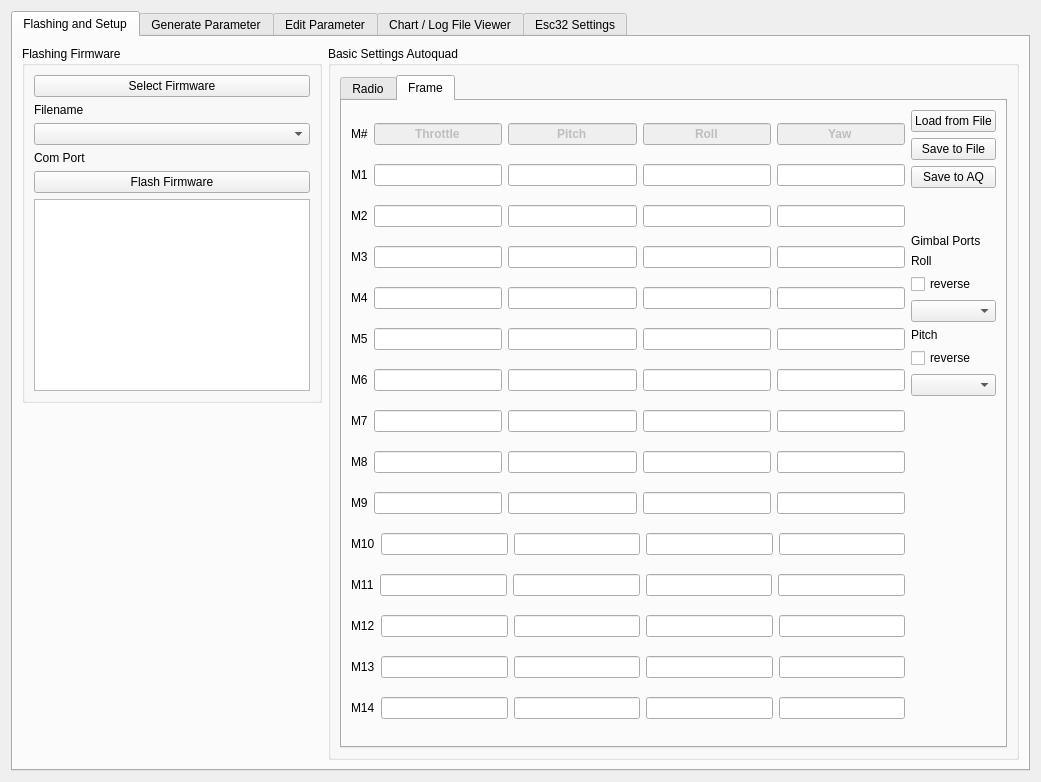
mpaperno/qgroundcontrol_aq, file src/ui/qgcautoquad.ui: the form before one commit.
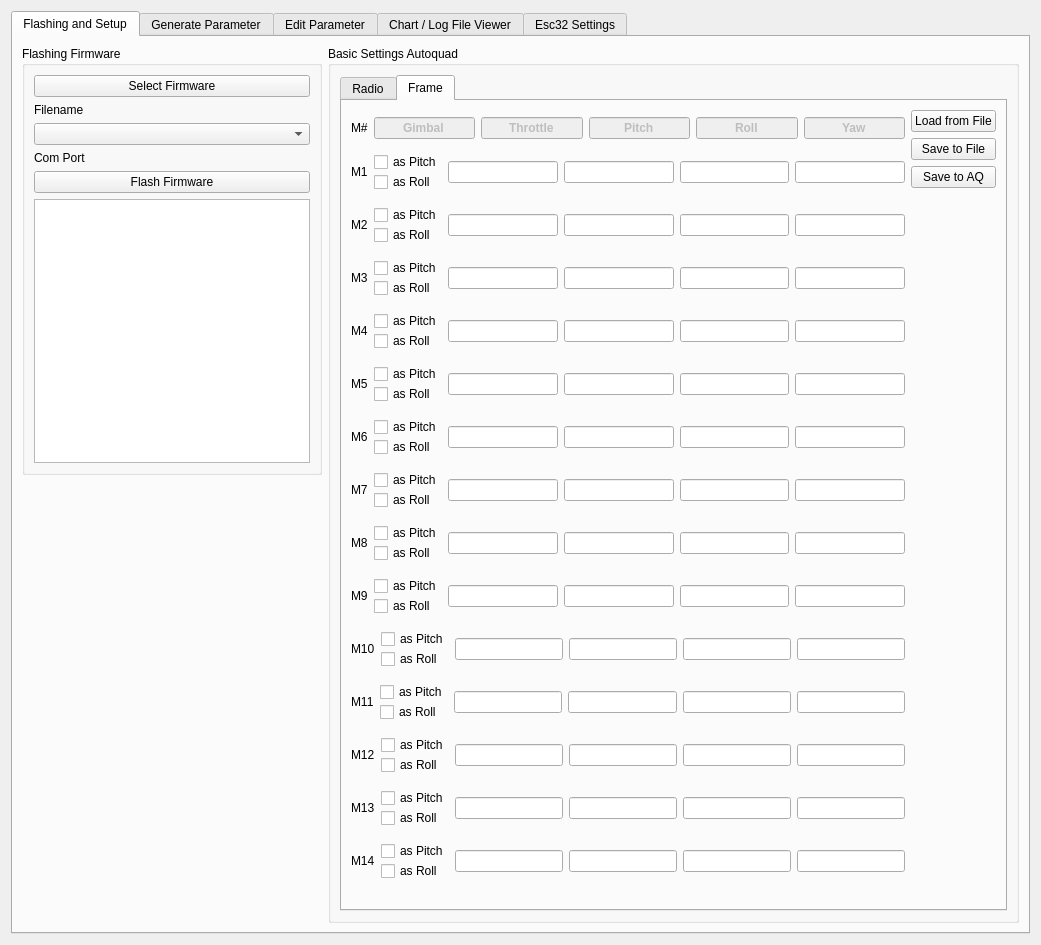
The form after the commit. The open tabs and pages were chosen to show the change.

What changed in the file:
```diff
--- a/src/ui/qgcautoquad.ui
+++ b/src/ui/qgcautoquad.ui
@@ -7,7 +7,7 @@
     <x>0</x>
     <y>0</y>
     <width>1041</width>
-    <height>782</height>
+    <height>945</height>
    </rect>
   </property>
   <property name="windowTitle">
@@ -471,6 +471,25 @@
                     </property>
                    </widget>
                   </item>
+                  <item>
+                   <widget class="QLineEdit" name="lineEdit_13">
+                    <property name="enabled">
+                     <bool>false</bool>
+                    </property>
+                    <property name="font">
+                     <font>
+                      <weight>75</weight>
+                      <bold>true</bold>
+                     </font>
+                    </property>
+                    <property name="text">
+                     <string>Gimbal</string>
+                    </property>
+                    <property name="alignment">
+                     <set>Qt::AlignCenter</set>
+                    </property>
+                   </widget>
+                  </item>
                   <item>
                    <widget class="QLineEdit" name="lineEdit_76">
                     <property name="enabled">
@@ -561,6 +580,27 @@
                     </property>
                    </widget>
                   </item>
+                  <item>
+                   <layout class="QVBoxLayout" name="verticalLayout_187">
+                    <property name="spacing">
+                     <number>0</number>
+                    </property>
+                    <item>
+                     <widget class="QCheckBox" name="checkBox_isPitchM1">
+                      <property name="text">
+                       <string>as Pitch</string>
+                      </property>
+                     </widget>
+                    </item>
+                    <item>
+                     <widget class="QCheckBox" name="checkBox_isRollM1">
+                      <property name="text">
+                       <string>as Roll</string>
+                      </property>
+                     </widget>
+                    </item>
+                   </layout>
+                  </item>
                   <item>
                    <widget class="QLineEdit" name="MOT_PWRD_01_T"/>
                   </item>
@@ -584,6 +624,27 @@
                     </property>
                    </widget>
                   </item>
+                  <item>
+                   <layout class="QVBoxLayout" name="verticalLayout_11">
+                    <property name="spacing">
+                     <number>0</number>
+                    </property>
+                    <item>
+                     <widget class="QCheckBox" name="checkBox_isPitchM2">
+                      <property name="text">
+                       <string>as Pitch</string>
+                      </property>
+                     </widget>
+                    </item>
+                    <item>
+                     <widget class="QCheckBox" name="checkBox_isRollM2">
+                      <property name="text">
+                       <string>as Roll</string>
+                      </property>
+                     </widget>
+                    </item>
+                   </layout>
+                  </item>
                   <item>
                    <widget class="QLineEdit" name="MOT_PWRD_02_T"/>
                   </item>
@@ -607,6 +668,27 @@
                     </property>
                    </widget>
                   </item>
+                  <item>
+                   <layout class="QVBoxLayout" name="verticalLayout_188">
+                    <property name="spacing">
+                     <number>0</number>
+                    </property>
+                    <item>
+                     <widget class="QCheckBox" name="checkBox_isPitchM3">
+                      <property name="text">
+                       <string>as Pitch</string>
+                      </property>
+                     </widget>
+                    </item>
+                    <item>
+                     <widget class="QCheckBox" name="checkBox_isRollM3">
+                      <property name="text">
+                       <string>as Roll</string>
+                      </property>
+                     </widget>
+                    </item>
+                   </layout>
+                  </item>
                   <item>
                    <widget class="QLineEdit" name="MOT_PWRD_03_T"/>
                   </item>
@@ -630,6 +712,27 @@
                     </property>
                    </widget>
                   </item>
+                  <item>
+                   <layout class="QVBoxLayout" name="verticalLayout_189">
+                    <property name="spacing">
+                     <number>0</number>
+                    </property>
+                    <item>
+                     <widget class="QCheckBox" name="checkBox_isPitchM4">
+                      <property name="text">
+                       <string>as Pitch</string>
+                      </property>
+                     </widget>
+                    </item>
+                    <item>
+                     <widget class="QCheckBox" name="checkBox_isRollM4">
+                      <property name="text">
+                       <string>as Roll</string>
+                      </property>
+                     </widget>
+                    </item>
+                   </layout>
+                  </item>
                   <item>
                    <widget class="QLineEdit" name="MOT_PWRD_04_T"/>
                   </item>
@@ -653,6 +756,27 @@
                     </property>
                    </widget>
                   </item>
+                  <item>
+                   <layout class="QVBoxLayout" name="verticalLayout_190">
+                    <property name="spacing">
+                     <number>0</number>
+                    </property>
+                    <item>
+                     <widget class="QCheckBox" name="checkBox_isPitchM5">
+                      <property name="text">
+                       <string>as Pitch</string>
+                      </property>
+                     </widget>
+                    </item>
+                    <item>
+                     <widget class="QCheckBox" name="checkBox_isRollM5">
+                      <property name="text">
+                       <string>as Roll</string>
+                      </property>
+                     </widget>
+                    </item>
+                   </layout>
+                  </item>
                   <item>
                    <widget class="QLineEdit" name="MOT_PWRD_05_T"/>
                   </item>
@@ -676,6 +800,27 @@
                     </property>
                    </widget>
                   </item>
+                  <item>
+                   <layout class="QVBoxLayout" name="verticalLayout_191">
+                    <property name="spacing">
+                     <number>0</number>
+                    </property>
+                    <item>
+                     <widget class="QCheckBox" name="checkBox_isPitchM6">
+                      <property name="text">
+                       <string>as Pitch</string>
+                      </property>
+                     </widget>
+                    </item>
+                    <item>
+                     <widget class="QCheckBox" name="checkBox_isRollM6">
+                      <property name="text">
+                       <string>as Roll</string>
+                      </property>
+                     </widget>
+                    </item>
+                   </layout>
+                  </item>
                   <item>
                    <widget class="QLineEdit" name="MOT_PWRD_06_T"/>
                   </item>
@@ -699,6 +844,27 @@
                     </property>
                    </widget>
                   </item>
+                  <item>
+                   <layout class="QVBoxLayout" name="verticalLayout_193">
+                    <property name="spacing">
+                     <number>0</number>
+                    </property>
+                    <item>
+                     <widget class="QCheckBox" name="checkBox_isPitchM7">
+                      <property name="text">
+                       <string>as Pitch</string>
+                      </property>
+                     </widget>
+                    </item>
+                    <item>
+                     <widget class="QCheckBox" name="checkBox_isRollM7">
+                      <property name="text">
+                       <string>as Roll</string>
+                      </property>
+                     </widget>
+                    </item>
+                   </layout>
+                  </item>
                   <item>
                    <widget class="QLineEdit" name="MOT_PWRD_07_T"/>
                   </item>
@@ -722,6 +888,27 @@
                     </property>
                    </widget>
                   </item>
+                  <item>
+                   <layout class="QVBoxLayout" name="verticalLayout_194">
+                    <property name="spacing">
+                     <number>0</number>
+                    </property>
+                    <item>
+                     <widget class="QCheckBox" name="checkBox_isPitchM8">
+                      <property name="text">
+                       <string>as Pitch</string>
+                      </property>
+                     </widget>
+                    </item>
+                    <item>
+                     <widget class="QCheckBox" name="checkBox_isRollM8">
+                      <property name="text">
+                       <string>as Roll</string>
+                      </property>
+                     </widget>
+                    </item>
+                   </layout>
+                  </item>
                   <item>
                    <widget class="QLineEdit" name="MOT_PWRD_08_T"/>
                   </item>
@@ -745,6 +932,27 @@
                     </property>
                    </widget>
                   </item>
+                  <item>
+                   <layout class="QVBoxLayout" name="verticalLayout_195">
+                    <property name="spacing">
+                     <number>0</number>
+                    </property>
+                    <item>
+                     <widget class="QCheckBox" name="checkBox_isPitchM9">
+                      <property name="text">
+                       <string>as Pitch</string>
+                      </property>
+                     </widget>
+                    </item>
+                    <item>
+                     <widget class="QCheckBox" name="checkBox_isRollM9">
+                      <property name="text">
+                       <string>as Roll</string>
+                      </property>
+                     </widget>
+                    </item>
+                   </layout>
+                  </item>
                   <item>
                    <widget class="QLineEdit" name="MOT_PWRD_09_T"/>
                   </item>
@@ -768,6 +976,27 @@
                     </property>
                    </widget>
                   </item>
+                  <item>
+                   <layout class="QVBoxLayout" name="verticalLayout_196">
+                    <property name="spacing">
+                     <number>0</number>
+                    </property>
+                    <item>
+                     <widget class="QCheckBox" name="checkBox_isPitchM10">
+                      <property name="text">
+                       <string>as Pitch</string>
+                      </property>
+                     </widget>
+                    </item>
+                    <item>
+                     <widget class="QCheckBox" name="checkBox_isRollM10">
+                      <property name="text">
+                       <string>as Roll</string>
+                      </property>
+                     </widget>
+                    </item>
+                   </layout>
+                  </item>
                   <item>
                    <widget class="QLineEdit" name="MOT_PWRD_10_T"/>
                   </item>
@@ -791,6 +1020,27 @@
                     </property>
                    </widget>
                   </item>
+                  <item>
+                   <layout class="QVBoxLayout" name="verticalLayout_197">
+                    <property name="spacing">
+                     <number>0</number>
+                    </property>
+                    <item>
+                     <widget class="QCheckBox" name="checkBox_isPitchM11">
+                      <property name="text">
+                       <string>as Pitch</string>
+                      </property>
+                     </widget>
+                    </item>
+                    <item>
+                     <widget class="QCheckBox" name="checkBox_isRollM11">
+                      <property name="text">
+                       <string>as Roll</string>
+                      </property>
+                     </widget>
+                    </item>
+                   </layout>
+                  </item>
                   <item>
                    <widget class="QLineEdit" name="MOT_PWRD_11_T"/>
                   </item>
@@ -814,6 +1064,27 @@
                     </property>
                    </widget>
                   </item>
+                  <item>
+                   <layout class="QVBoxLayout" name="verticalLayout_198">
+                    <property name="spacing">
+                     <number>0</number>
+                    </property>
+                    <item>
+                     <widget class="QCheckBox" name="checkBox_isPitchM12">
+                      <property name="text">
+                       <string>as Pitch</string>
+                      </property>
+                     </widget>
+                    </item>
+                    <item>
+                     <widget class="QCheckBox" name="checkBox_isRollM12">
+                      <property name="text">
+                       <string>as Roll</string>
+                      </property>
+                     </widget>
+                    </item>
+                   </layout>
+                  </item>
                   <item>
                    <widget class="QLineEdit" name="MOT_PWRD_12_T"/>
                   </item>
@@ -837,6 +1108,27 @@
                     </property>
                    </widget>
                   </item>
+                  <item>
+                   <layout class="QVBoxLayout" name="verticalLayout_200">
+                    <property name="spacing">
+                     <number>0</number>
+                    </property>
+                    <item>
+                     <widget class="QCheckBox" name="checkBox_isPitchM14">
+                      <property name="text">
+                       <string>as Pitch</string>
+                      </property>
+                     </widget>
+                    </item>
+                    <item>
+                     <widget class="QCheckBox" name="checkBox_isRollM14">
+                      <property name="text">
+                       <string>as Roll</string>
+                      </property>
+                     </widget>
+                    </item>
+                   </layout>
+                  </item>
                   <item>
                    <widget class="QLineEdit" name="MOT_PWRD_13_T"/>
                   </item>
@@ -860,6 +1152,27 @@
                     </property>
                    </widget>
                   </item>
+                  <item>
+                   <layout class="QVBoxLayout" name="verticalLayout_199">
+                    <property name="spacing">
+                     <number>0</number>
+                    </property>
+                    <item>
+                     <widget class="QCheckBox" name="checkBox_isPitchM13">
+                      <property name="text">
+                       <string>as Pitch</string>
+                      </property>
+                     </widget>
+                    </item>
+                    <item>
+                     <widget class="QCheckBox" name="checkBox_isRollM13">
+                      <property name="text">
+                       <string>as Roll</string>
+                      </property>
+                     </widget>
+                    </item>
+                   </layout>
+                  </item>
                   <item>
                    <widget class="QLineEdit" name="MOT_PWRD_14_T"/>
                   </item>
@@ -903,67 +1216,6 @@
                   </item>
                  </layout>
                 </item>
-                <item>
-                 <spacer name="verticalSpacer_12">
-                  <property name="orientation">
-                   <enum>Qt::Vertical</enum>
-                  </property>
-                  <property name="sizeType">
-                   <enum>QSizePolicy::Fixed</enum>
-                  </property>
-                  <property name="sizeHint" stdset="0">
-                   <size>
-                    <width>20</width>
-                    <height>40</height>
-                   </size>
-                  </property>
-                 </spacer>
-                </item>
-                <item>
-                 <layout class="QVBoxLayout" name="verticalLayout_277">
-                  <item>
-                   <widget class="QLabel" name="label_209">
-                    <property name="text">
-                     <string>Gimbal Ports</string>
-                    </property>
-                   </widget>
-                  </item>
-                  <item>
-                   <widget class="QLabel" name="label_178">
-                    <property name="text">
-                     <string>Roll</string>
-                    </property>
-                   </widget>
-                  </item>
-                  <item>
-                   <widget class="QCheckBox" name="checkBox_roll_inverse">
-                    <property name="text">
-                     <string>reverse</string>
-                    </property>
-                   </widget>
-                  </item>
-                  <item>
-                   <widget class="QComboBox" name="comboBox_gmb_roll_port"/>
-                  </item>
-                  <item>
-                   <widget class="QLabel" name="label_208">
-                    <property name="text">
-                     <string>Pitch</string>
-                    </property>
-                   </widget>
-                  </item>
-                  <item>
-                   <widget class="QCheckBox" name="checkBox_pitch_inverse">
-                    <property name="text">
-                     <string>reverse</string>
-                    </property>
-                   </widget>
-                  </item>
-                  <item>
-                   <widget class="QComboBox" name="comboBox_gmb_pitch_port"/>
-                  </item>
-                 </layout>
-                </item>
                 <item>
                  <spacer name="verticalSpacer_11">
                   <property name="orientation">
@@ -971,8 +1223,8 @@
                   </property>
                   <property name="sizeHint" stdset="0">
                    <size>
-                    <width>20</width>
-                    <height>308</height>
+                    <width>17</width>
+                    <height>623</height>
                    </size>
                   </property>
                  </spacer>
```
Left out of the diff: 20 changed lines with no effect on the pictures.
